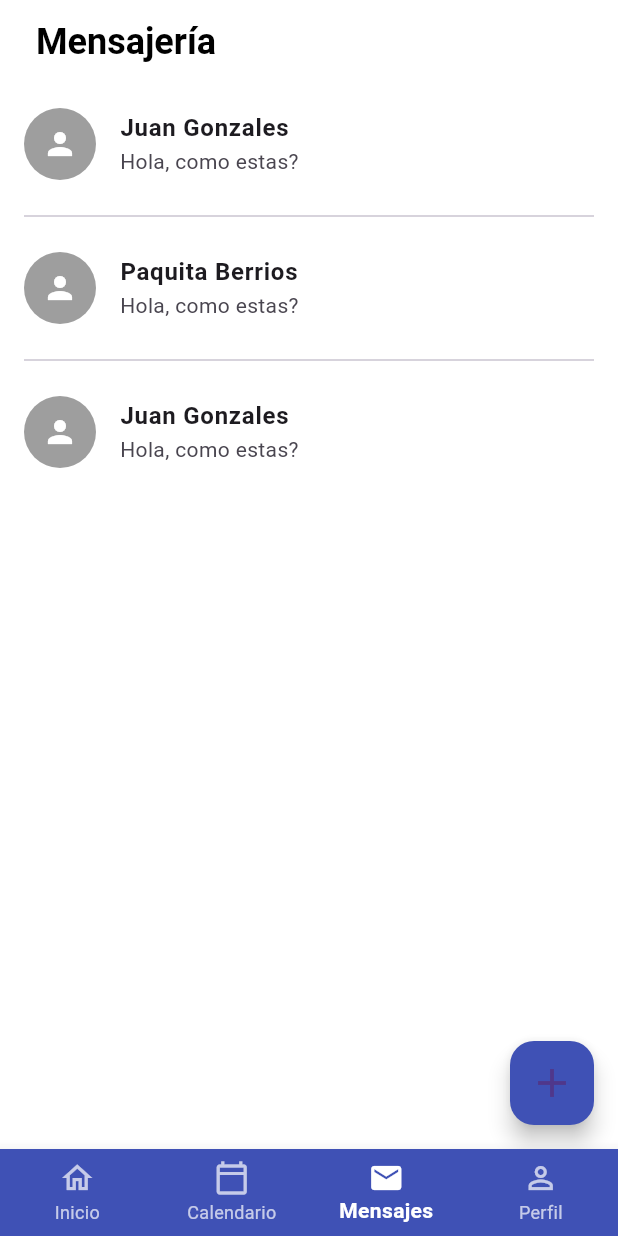
After one commit to rolyadlr/AndeirApp, a Flutter app: the screen it shows once a user with an empty profile is signed in, item 3 of the bottom bar chosen, on a phone screen of 412 x 824 dp. The commit adds this screen. Run offline on Flutter 3.47's test engine with Material 3 defaults, Android fonts, the phone set to English and light mode, and no system bars; our stand-ins replace cloud_firestore, firebase_auth, firebase_core, firebase_storage, image_picker, table_calendar; accounts and stored records are empty.

Commit message:
barra de navegacion y paginas

```diff
--- a/lib/pages/home_page.dart
+++ b/lib/pages/home_page.dart
@@ -1,4 +1,10 @@
+import 'package:firebase_auth/firebase_auth.dart';
 import 'package:flutter/material.dart';
+import 'login_page.dart';
+import 'calendar_page.dart';
+import 'profile_page.dart';
+import 'messages_page.dart';
+
 
 class HomePage extends StatefulWidget {
   final String userName;
@@ -19,9 +25,9 @@ class _HomePageState extends State<HomePage> {
     super.initState();
       _pages.addAll([
         _buildHomePage(),
-      const Center(child: Text("Tareas", style: TextStyle(fontSize: 24))),
-      const Center(child: Text("Mensajes", style: TextStyle(fontSize: 24))),
-      const Center(child: Text("Perfil", style: TextStyle(fontSize: 24))),
+        const CalendarPage(),
+        const MessagesPage(),
+        const ProfilePage(),
       ]);
   }
 
@@ -35,20 +41,38 @@ class _HomePageState extends State<HomePage> {
   selectedItemColor: Colors.white,
   unselectedItemColor: Colors.white70,
   backgroundColor: const Color(0xFF3F51B5),
-        showSelectedLabels: false,
-        showUnselectedLabels: false,
+  type: BottomNavigationBarType.fixed,
+  selectedLabelStyle: const TextStyle(fontWeight: FontWeight.bold),
+  unselectedLabelStyle: const TextStyle(fontSize: 12),
   onTap: (index) {
     setState(() {
       _currentIndex = index;
     });
   },
   items: const [
-          BottomNavigationBarItem(icon: Icon(Icons.home), label: ''),
-          BottomNavigationBarItem(icon: Icon(Icons.task), label: ''),
-          BottomNavigationBarItem(icon: Icon(Icons.mail), label: ''),
-          BottomNavigationBarItem(icon: Icon(Icons.person), label: ''),
+    BottomNavigationBarItem(
+      icon: Icon(Icons.home_outlined),
+      activeIcon: Icon(Icons.home),
+      label: 'Inicio',
+    ),
+      BottomNavigationBarItem(
+      icon: Icon(Icons.calendar_today_outlined),
+      activeIcon: Icon(Icons.calendar_today),
+      label: 'Calendario',
+    ),
+    BottomNavigationBarItem(
+      icon: Icon(Icons.mail_outline),
+      activeIcon: Icon(Icons.mail),
+      label: 'Mensajes',
+    ),
+    BottomNavigationBarItem(
+      icon: Icon(Icons.person_outline),
+      activeIcon: Icon(Icons.person),
+      label: 'Perfil',
+    ),
   ],
 ),
+
     );
   }
 
@@ -116,7 +140,7 @@ class _HomePageState extends State<HomePage> {
         leading: Icon(icon, color: isPending ? Colors.orange : Colors.green),
         title: Text(title, style: const TextStyle(fontWeight: FontWeight.bold)),
         subtitle: Text(subtitle),
-        trailing: Icon(Icons.arrow_forward_ios, size: 16),
+        trailing: const Icon(Icons.arrow_forward_ios, size: 16),
       ),
     );
   }
--- /dev/null
+++ b/lib/pages/messages_page.dart
@@ -0,0 +1,74 @@
+import 'package:flutter/material.dart';
+
+class MessagesPage extends StatelessWidget {
+  const MessagesPage({super.key});
+
+  @override
+  Widget build(BuildContext context) {
+    // Lista de mensajes de ejemplo
+    final List<Map<String, String>> messages = [
+      {
+        'name': 'Juan Gonzales',
+        'message': 'Hola, como estas?',
+      },
+      {
+        'name': 'Paquita Berrios',
+        'message': 'Hola, como estas?',
+      },
+      {
+        'name': 'Juan Gonzales',
+        'message': 'Hola, como estas?',
+      },
+    ];
+
+    return Scaffold(
+      backgroundColor: Colors.white,
+      appBar: AppBar(
+        backgroundColor: Colors.white,
+        elevation: 0,
+        title: const Padding(
+          padding: EdgeInsets.only(left: 8.0),
+          child: Text(
+            'Mensajería',
+            style: TextStyle(
+              color: Colors.black,
+              fontWeight: FontWeight.bold,
+              fontSize: 24,
+            ),
+          ),
+        ),
+      ),
+      body: ListView.separated(
+        padding: const EdgeInsets.symmetric(horizontal: 16),
+        itemCount: messages.length,
+        separatorBuilder: (context, index) => const Divider(),
+        itemBuilder: (context, index) {
+          final message = messages[index];
+          return ListTile(
+            contentPadding: const EdgeInsets.symmetric(vertical: 4),
+            leading: const CircleAvatar(
+              radius: 24,
+              backgroundColor: Colors.grey,
+              child: Icon(Icons.person, color: Colors.white),
+            ),
+            title: Text(
+              message['name']!,
+              style: const TextStyle(fontWeight: FontWeight.bold),
+            ),
+            subtitle: Text(message['message']!),
+            onTap: () {
+              // Puedes navegar a una conversación individual aquí
+            },
+          );
+        },
+      ),
+      floatingActionButton: FloatingActionButton(
+        backgroundColor: const Color(0xFF3F51B5), // Azul tipo Material
+        onPressed: () {
+          // Acción para crear nuevo mensaje
+        },
+        child: const Icon(Icons.add, size: 32),
+      ),
+    );
+  }
+}
--- a/pubspec.yaml
+++ b/pubspec.yaml
@@ -12,9 +12,12 @@ dependencies:
   flutter:
     sdk: flutter
   cupertino_icons: ^1.0.8
-
+  table_calendar: ^3.0.9
   firebase_core: ^3.13.1
   firebase_auth: ^5.5.4
+  cloud_firestore: 5.6.8
+  firebase_storage: 12.4.6
+  image_picker: ^1.0.7
 
 dev_dependencies:
   flutter_test:
@@ -27,3 +30,4 @@ flutter:
 
   assets:
     - assets/logo.png
+    - assets/default_avatar.png
```
Also changed, not shown: lib/pages/calendar_page.dart (added, +131 -0 lines), lib/pages/profile_page.dart (added, +194 -0 lines), lib/pages/register_page.dart (+22 -1 lines), assets/default_avatar.png (added), pubspec.lock, 1 other file. Lines whose indentation alone changed are shown as unchanged.
